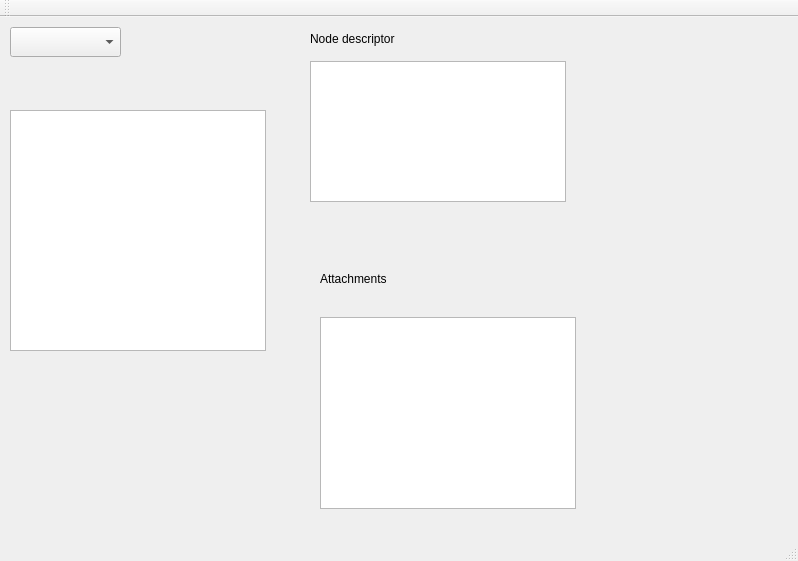
Above: pdb/mainwindow.ui from cynicanonimus/pdb before the change. Below: the same form after it.
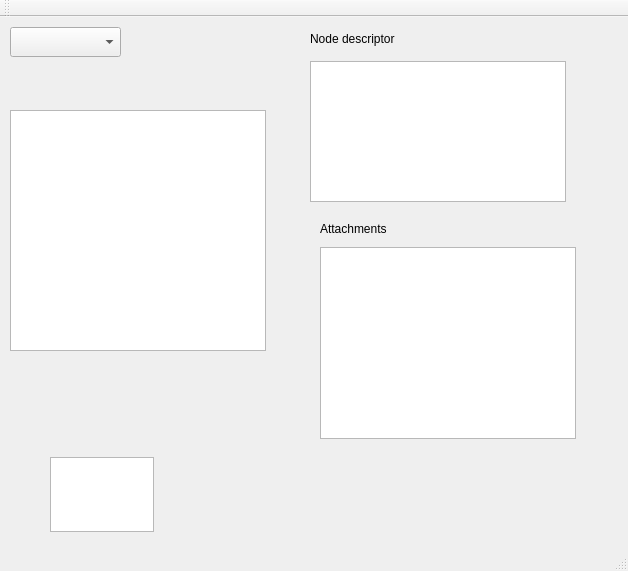
That is the form after the change. Icons and pictures are not drawn. Custom widgets are drawn as their Qt base class.

Diff of the .ui file:
```diff
--- a/pdb/mainwindow.ui
+++ b/pdb/mainwindow.ui
@@ -6,8 +6,8 @@
    <rect>
     <x>0</x>
     <y>0</y>
-    <width>798</width>
-    <height>561</height>
+    <width>628</width>
+    <height>571</height>
    </rect>
   </property>
   <property name="windowTitle">
@@ -151,7 +151,7 @@
     <property name="geometry">
      <rect>
       <x>320</x>
-      <y>250</y>
+      <y>200</y>
       <width>251</width>
       <height>24</height>
      </rect>
@@ -182,7 +182,7 @@
     <property name="geometry">
      <rect>
       <x>320</x>
-      <y>300</y>
+      <y>230</y>
       <width>256</width>
       <height>192</height>
      </rect>
@@ -209,6 +209,16 @@
      <bool>true</bool>
     </property>
    </widget>
+   <widget class="QTextEdit" name="textDiagnostic">
+    <property name="geometry">
+     <rect>
+      <x>50</x>
+      <y>440</y>
+      <width>104</width>
+      <height>75</height>
+     </rect>
+    </property>
+   </widget>
   </widget>
   <widget class="QToolBar" name="mainToolBar">
    <property name="windowTitle">
```
